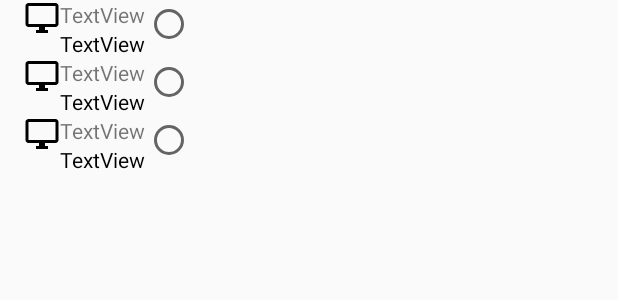
After one commit to Theo95RO/Aria, an Android app: the layout fragment_servers_list.xml on its own in the app's theme, with its tools: preview values and no code run, on a phone screen of 412 x 824 dp. The commit adds this screen. Shown: the top 300 px of the screen. Run offline under Robolectric (Android 15) with nearby library versions, the phone set to English and light mode, and no system bars.

Commit message:
Working on server fragment

```diff
--- a/app/build.gradle
+++ b/app/build.gradle
@@ -26,12 +26,12 @@ dependencies {
     })
 
 
+
     compile 'com.getkeepsafe.taptargetview:taptargetview:1.6.1'
     compile 'uk.co.samuelwall:material-tap-target-prompt:1.6.3'
     compile 'com.github.PhilJay:MPAndroidChart:v3.0.1'
     compile 'com.github.TangoAgency:material-intro-screen:0.0.4'
     compile 'com.heinrichreimersoftware:material-intro:1.6'
-
     compile 'com.android.support:appcompat-v7:25.1.0'
     compile 'com.android.support:design:25.1.0'
     compile 'com.jaredrummler:android-device-names:1.1.2'
--- a/app/src/main/java/com/gmail/btheo95/aria/Constants.java
+++ b/app/src/main/java/com/gmail/btheo95/aria/Constants.java
@@ -6,4 +6,5 @@ package com.gmail.btheo95.aria;
 
 public class Constants {
     public static final int serverPort = 8081;
+    public static final int timeoutForServerChecking = 200;
 }
--- a/app/src/main/java/com/gmail/btheo95/aria/activity/MainActivity.java
+++ b/app/src/main/java/com/gmail/btheo95/aria/activity/MainActivity.java
@@ -24,6 +24,7 @@ import com.getkeepsafe.taptargetview.TapTarget;
 import com.getkeepsafe.taptargetview.TapTargetSequence;
 import com.getkeepsafe.taptargetview.TapTargetView;
 import com.gmail.btheo95.aria.R;
+import com.gmail.btheo95.aria.fragment.ServersFragment;
 import com.gmail.btheo95.aria.fragment.SettingsFragment;
 import com.gmail.btheo95.aria.fragment.StatusFragment;
 
@@ -140,6 +141,9 @@ public class MainActivity extends AppCompatActivity
 
         } else if (id == R.id.nav_status) {
             setMainFragment(StatusFragment.newInstance());
+            fab.show();
+        } else if (id == R.id.nav_servers) {
+            setMainFragment(ServersFragment.newInstance());
             fab.show();
         }
 
--- a/app/src/main/java/com/gmail/btheo95/aria/model/IpChecker.java
+++ b/app/src/main/java/com/gmail/btheo95/aria/model/IpChecker.java
@@ -4,6 +4,7 @@ import android.util.Log;
 
 import java.io.IOException;
 import java.net.HttpURLConnection;
+import java.net.InetAddress;
 import java.net.MalformedURLException;
 import java.net.URL;
 import java.util.concurrent.Callable;
@@ -36,6 +37,10 @@ public class IpChecker implements Callable<IpCheckerContext>{
             Log.v(TAG, "ip is opened:" + ip + ":" + port);
             urlConnection.disconnect();
 
+            // TODO: sa incerc conexiunea doar prin linia de jos si saii prind eraorea ei
+            InetAddress address = InetAddress.getByName(ip);
+            deviceName = address.getHostName();
+
             isOpened = true;
         } catch (MalformedURLException e) {
             Log.v(TAG, "ip is closed(MalformedURLException): " + ip + ":" + port);
--- a/app/src/main/java/com/gmail/btheo95/aria/model/IpCheckerContext.java
+++ b/app/src/main/java/com/gmail/btheo95/aria/model/IpCheckerContext.java
@@ -10,6 +10,10 @@ public class IpCheckerContext {
     private int port;
     private String deviceName;
     private boolean isOpened = false;
+
+//    public IpCheckerContext(String ip, int port) {
+//
+//    }
 
     public IpCheckerContext(String ip, int port, String deviceName, boolean isOpened) {
         this.ip = ip;
--- /dev/null
+++ b/app/src/main/res/layout/fragment_servers.xml
@@ -0,0 +1,47 @@
+<?xml version="1.0" encoding="utf-8"?>
+<LinearLayout xmlns:android="http://schemas.android.com/apk/res/android"
+    xmlns:app="http://schemas.android.com/apk/res-auto"
+    android:layout_width="wrap_content"
+    android:layout_height="wrap_content"
+    android:orientation="horizontal"
+    android:id="@+id/testTest">
+
+    <GridLayout
+        android:layout_width="wrap_content"
+        android:layout_height="wrap_content"
+        android:rowCount="1"
+        android:columnCount="3">
+
+        <ImageView
+            android:layout_width="match_parent"
+            android:layout_height="match_parent"
+            app:srcCompat="@drawable/ic_desktop_windows_black_24dp"
+            android:id="@+id/imageView2"/>
+
+        <GridLayout
+            android:orientation="vertical"
+            android:layout_width="match_parent"
+            android:layout_height="match_parent">
+
+            <TextView
+                android:id="@+id/serverName"
+                android:text="TextView"
+                android:layout_width="match_parent"
+                android:layout_height="wrap_content"/>
+
+            <TextView
+                android:text="TextView"
+                android:layout_width="match_parent"
+                android:layout_height="wrap_content"
+                android:id="@+id/serverIp"
+                android:textColor="@color/black"/>
+
+        </GridLayout>
+
+        <RadioButton
+            android:layout_column="2"
+            android:gravity="right"/>
+
+    </GridLayout>
+
+</LinearLayout>
--- /dev/null
+++ b/app/src/main/res/layout/fragment_servers_list.xml
@@ -0,0 +1,13 @@
+<?xml version="1.0" encoding="utf-8"?>
+<android.support.v7.widget.RecyclerView xmlns:android="http://schemas.android.com/apk/res/android"
+    xmlns:app="http://schemas.android.com/apk/res-auto"
+    xmlns:tools="http://schemas.android.com/tools"
+    android:id="@+id/list"
+    android:name="com.gmail.btheo95.aria.fragment.ServersFragment"
+    android:layout_width="match_parent"
+    android:layout_height="match_parent"
+    android:layout_marginLeft="16dp"
+    android:layout_marginRight="16dp"
+    app:layoutManager="LinearLayoutManager"
+    tools:context="com.gmail.btheo95.aria.fragment.ServersFragment"
+    tools:listitem="@layout/fragment_servers" />
```
Also changed, not shown: app/src/main/java/com/gmail/btheo95/aria/fragment/ServerRecyclerViewAdapter.java (added, +77 -0 lines), app/src/main/java/com/gmail/btheo95/aria/fragment/ServersFragment.java (added, +122 -0 lines), app/src/main/java/com/gmail/btheo95/aria/utils/Network.java (added, +79 -0 lines).
